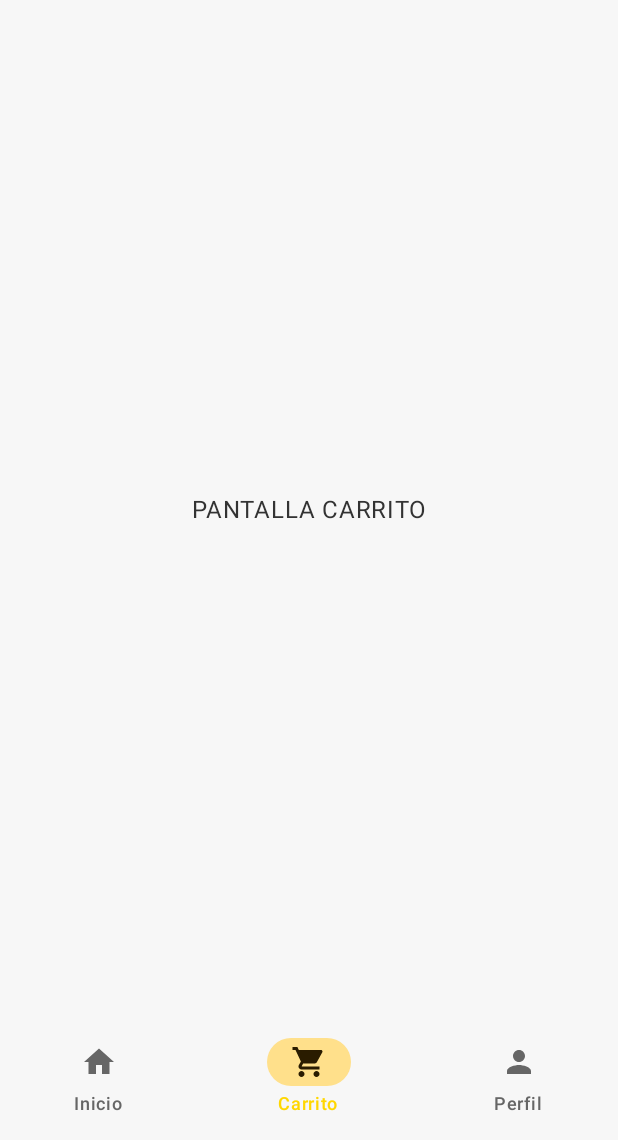
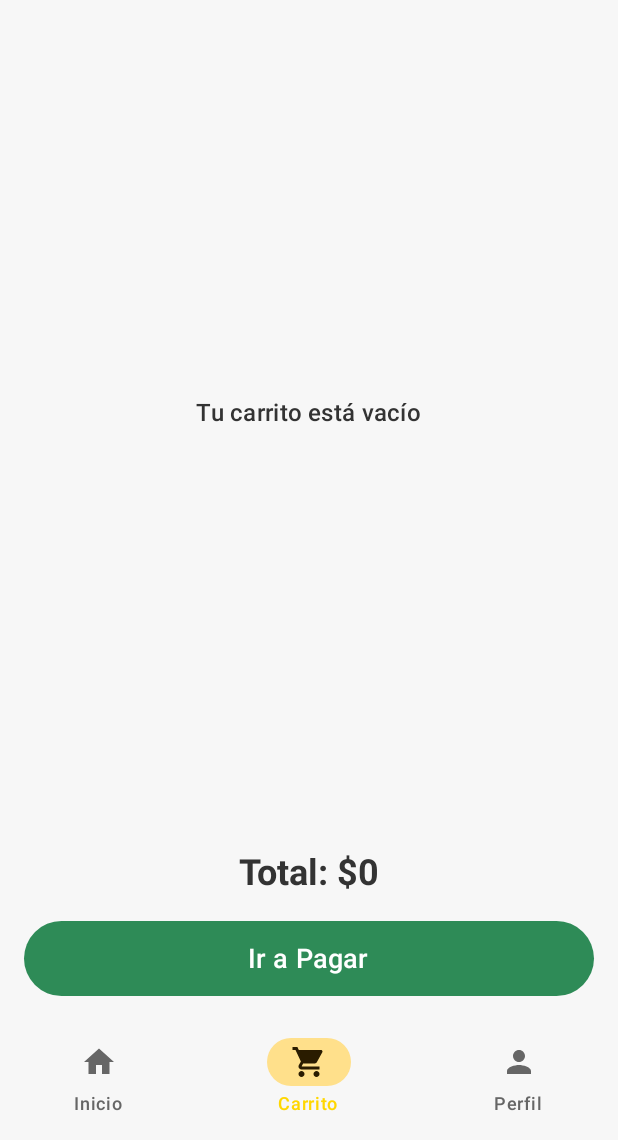
Before and after one commit to TomasG0110/AppHuertoHogar-Movil, an Android app built with Jetpack Compose: the MainScreen screen opened through its navigation route, item 2 of the bottom bar chosen, on a phone screen of 412 x 824 dp, the part 96-1236 px from its top. Run offline under Robolectric (Android 15) with nearby library versions, the phone set to English and light mode, and no system bars; our stand-ins replace Room's generated code.

Commit message:
feat: Implementar CartViewModel y mostrar items de Room en CartScreen

```diff
--- a/app/src/main/java/cl/duoc/dsy/huertohogar/uiScreen/CartScreen.kt
+++ b/app/src/main/java/cl/duoc/dsy/huertohogar/uiScreen/CartScreen.kt
@@ -1,19 +1,134 @@
 package cl.duoc.dsy.huertohogar.uiScreen
 
+import androidx.compose.foundation.Image
+import androidx.compose.foundation.layout.Arrangement
 import androidx.compose.foundation.layout.Box
+import androidx.compose.foundation.layout.Column
+import androidx.compose.foundation.layout.PaddingValues
+import androidx.compose.foundation.layout.Row
+import androidx.compose.foundation.layout.Spacer
 import androidx.compose.foundation.layout.fillMaxSize
+import androidx.compose.foundation.layout.fillMaxWidth
+import androidx.compose.foundation.layout.height
+import androidx.compose.foundation.layout.padding
+import androidx.compose.foundation.layout.size
+import androidx.compose.foundation.layout.width
+import androidx.compose.foundation.lazy.LazyColumn
+import androidx.compose.foundation.lazy.items
+import androidx.compose.material.icons.Icons
+import androidx.compose.material.icons.filled.Delete
+import androidx.compose.material3.Button
+import androidx.compose.material3.Card
+import androidx.compose.material3.CardDefaults
+import androidx.compose.material3.CircularProgressIndicator
+import androidx.compose.material3.Icon
+import androidx.compose.material3.IconButton
+import androidx.compose.material3.MaterialTheme
 import androidx.compose.material3.Text
 import androidx.compose.runtime.Composable
+import androidx.compose.runtime.collectAsState
+import androidx.compose.runtime.getValue
 import androidx.compose.ui.Alignment
 import androidx.compose.ui.Modifier
+import androidx.compose.ui.layout.ContentScale
+import androidx.compose.ui.res.painterResource
+import androidx.compose.ui.text.font.FontWeight
+import androidx.compose.ui.unit.dp
+import androidx.compose.ui.unit.sp
+import androidx.lifecycle.viewmodel.compose.viewModel
+import cl.duoc.dsy.huertohogar.model.CartItem
+import cl.duoc.dsy.huertohogar.viewmodel.CartViewModel
+import java.text.NumberFormat
+import java.util.Locale
 
 @Composable
-fun CartScreen() {
-    Box(
-        modifier = Modifier.fillMaxSize(),
-        contentAlignment = Alignment.Center
-    ) {
-        // TODO: Implementar persistencia de carrito (Room) (IE 2.3.1)
-        Text(text = "PANTALLA CARRITO")
+fun CartScreen(
+    viewModel: CartViewModel = viewModel() // 1. Inyectar ViewModel
+) {
+    val state by viewModel.state.collectAsState()
+    val currentState = state
+
+    // Función para formatear el precio como moneda
+    val format = NumberFormat.getCurrencyInstance(Locale("es", "CL"))
+    format.maximumFractionDigits = 0
+
+    Column(modifier = Modifier.fillMaxSize()) {
+        if (currentState.items.isEmpty()) {
+            // --- Carrito Vacío ---
+            Box(
+                modifier = Modifier.weight(1f).fillMaxWidth(),
+                contentAlignment = Alignment.Center
+            ) {
+                Text(text = "Tu carrito está vacío", style = MaterialTheme.typography.titleMedium)
+            }
+        } else {
+            // --- Lista de Ítems ---
+            LazyColumn(
+                modifier = Modifier.weight(1f),
+                contentPadding = PaddingValues(16.dp),
+                verticalArrangement = Arrangement.spacedBy(16.dp)
+            ) {
+                items(currentState.items) { item ->
+                    CartItemView(item = item, format = format)
+                }
+            }
+        }
+
+        // --- Total y Botón de Pago ---
+        Column(
+            modifier = Modifier
+                .fillMaxWidth()
+                .padding(16.dp),
+            horizontalAlignment = Alignment.CenterHorizontally
+        ) {
+            Text(
+                text = "Total: ${format.format(currentState.totalPrice)}",
+                style = MaterialTheme.typography.headlineSmall,
+                fontWeight = FontWeight.Bold
+            )
+            Spacer(modifier = Modifier.height(16.dp))
+            Button(
+                onClick = { /* TODO: Implementar checkout */ },
+                modifier = Modifier
+                    .fillMaxWidth()
+                    .height(50.dp)
+            ) {
+                Text("Ir a Pagar", fontSize = 18.sp)
+            }
+        }
     }
 }
+
+@Composable
+fun CartItemView(item: CartItem, format: NumberFormat) {
+    Card(
+        modifier = Modifier.fillMaxWidth(),
+        elevation = CardDefaults.cardElevation(defaultElevation = 2.dp)
+    ) {
+        Row(
+            modifier = Modifier.padding(8.dp),
+            verticalAlignment = Alignment.CenterVertically
+        ) {
+            Image(
+                painter = painterResource(id = item.imagenResId),
+                contentDescription = item.nombre,
+                modifier = Modifier
+                    .size(80.dp)
+                    .padding(end = 8.dp),
+                contentScale = ContentScale.Crop
+            )
+            Column(modifier = Modifier.weight(1f)) {
+                Text(item.nombre, style = MaterialTheme.typography.titleMedium, fontWeight = FontWeight.Bold)
+                Text("Cantidad: ${item.quantity}", style = MaterialTheme.typography.bodyMedium)
+                Text(
+                    text = format.format(item.precioPorKilo * item.quantity),
+                    style = MaterialTheme.typography.bodyLarge,
+                    fontWeight = FontWeight.SemiBold
+                )
+            }
+            IconButton(onClick = { /* TODO: Implementar 'remover' en ViewModel */ }) {
+                Icon(Icons.Default.Delete, contentDescription = "Eliminar", tint = MaterialTheme.colorScheme.error)
+            }
+        }
+    }
+}
--- a/app/src/main/java/cl/duoc/dsy/huertohogar/uiScreen/HomeScreen.kt
+++ b/app/src/main/java/cl/duoc/dsy/huertohogar/uiScreen/HomeScreen.kt
@@ -60,7 +60,9 @@ fun HomeScreen(
                 verticalArrangement = Arrangement.spacedBy(16.dp)
             ) {
                 items(currentState.productos) { producto ->
-                    ProductoItem(producto = producto)
+                    ProductoItem(producto = producto,
+                        onAddToCart = { viewModel.onAddToCartClicked(producto) }
+                    )
                 }
             }
         }
@@ -68,7 +70,8 @@ fun HomeScreen(
 }
 
 @Composable
-fun ProductoItem(producto: Producto) {
+fun ProductoItem(producto: Producto, onAddToCart: () -> Unit ) {
+
     // Función para formatear el precio como moneda
     val format = NumberFormat.getCurrencyInstance(Locale("es", "CL"))
     format.maximumFractionDigits = 0
@@ -115,7 +118,7 @@ fun ProductoItem(producto: Producto) {
 
                     // IE 2.2.2: Animación (implícita en el botón)
                     Button(onClick = {
-                        // TODO: Implementar lógica de "Agregar al Carrito" (Room)
+                        onAddToCart()
                     }) {
                         Icon(
                             Icons.Default.AddShoppingCart,
--- /dev/null
+++ b/app/src/main/java/cl/duoc/dsy/huertohogar/viewmodel/CarritoState.kt
@@ -0,0 +1,8 @@
+package cl.duoc.dsy.huertohogar.viewmodel
+
+import cl.duoc.dsy.huertohogar.model.CartItem
+
+data class CartState(
+    val items: List<CartItem> = emptyList(),
+    val totalPrice: Double = 0.0
+)
--- /dev/null
+++ b/app/src/main/java/cl/duoc/dsy/huertohogar/viewmodel/CarritoViewModel.kt
@@ -0,0 +1,49 @@
+package cl.duoc.dsy.huertohogar.viewmodel
+
+import android.app.Application
+import androidx.lifecycle.AndroidViewModel
+import androidx.lifecycle.viewModelScope
+import cl.duoc.dsy.huertohogar.db.AppDatabase
+import cl.duoc.dsy.huertohogar.model.CartItem
+import cl.duoc.dsy.huertohogar.repository.CaritoRepository
+import kotlinx.coroutines.flow.MutableStateFlow
+import kotlinx.coroutines.flow.StateFlow
+import kotlinx.coroutines.flow.asStateFlow
+import kotlinx.coroutines.flow.collectLatest
+import kotlinx.coroutines.flow.update
+import kotlinx.coroutines.launch
+
+class CartViewModel(application: Application) : AndroidViewModel(application) {
+
+    private val cartRepository: CaritoRepository
+
+    private val _state = MutableStateFlow(CartState())
+    val state: StateFlow<CartState> = _state.asStateFlow()
+
+    init {
+        // Inicializar DAO y Repository
+        val cartDao = AppDatabase.getDatabase(application).cartDao()
+        cartRepository = CaritoRepository(cartDao)
+
+        // Empezar a escuchar la base de datos
+        observeCartItems()
+    }
+
+    // IE 2.3.1: Escuchar cambios de Room en tiempo real
+    private fun observeCartItems() {
+        viewModelScope.launch {
+            // 'collectLatest' se ejecutará cada vez que la DB cambie
+            cartRepository.getAllCartItems().collectLatest { items ->
+                // Calcular el precio total
+                val total = items.sumOf { it.precioPorKilo * it.quantity }
+
+                // Actualizar el estado de la UI
+                _state.update {
+                    it.copy(items = items, totalPrice = total)
+                }
+            }
+        }
+    }
+
+    // TODO: Implementar lógica para remover, aumentar o disminuir cantidad
+}
--- a/app/src/main/java/cl/duoc/dsy/huertohogar/viewmodel/HomeViewModel.kt
+++ b/app/src/main/java/cl/duoc/dsy/huertohogar/viewmodel/HomeViewModel.kt
@@ -1,7 +1,12 @@
 package cl.duoc.dsy.huertohogar.viewmodel
 
-import androidx.lifecycle.ViewModel
+// 1. Importar lo necesario
+import android.app.Application
+import androidx.lifecycle.AndroidViewModel
 import androidx.lifecycle.viewModelScope
+import cl.duoc.dsy.huertohogar.db.AppDatabase
+import cl.duoc.dsy.huertohogar.model.Producto
+import cl.duoc.dsy.huertohogar.repository.CaritoRepository
 import cl.duoc.dsy.huertohogar.repository.ProductoRepository
 import kotlinx.coroutines.flow.MutableStateFlow
 import kotlinx.coroutines.flow.StateFlow
@@ -9,32 +14,41 @@ import kotlinx.coroutines.flow.asStateFlow
 import kotlinx.coroutines.flow.update
 import kotlinx.coroutines.launch
 
+// 2. Cambiar 'ViewModel' por 'AndroidViewModel(application)'
+class HomeViewModel(application: Application) : AndroidViewModel(application) {
 
-class HomeViewModel : ViewModel() {
+    // Repositorio de Productos (simulado)
+    private val productoRepository = ProductoRepository()
 
-    // 1. Instancia del Repositorio
-    private val repository = ProductoRepository()
+    // Repositorio de Carrito (conectado a Room)
+    private val carritoRepository: CaritoRepository
 
     private val _state = MutableStateFlow(HomeState())
     val state: StateFlow<HomeState> = _state.asStateFlow()
 
-    // 3. El bloque init se ejecuta cuando el ViewModel es creado
     init {
+        // 3. Inicializar el DAO y el Repositorio del Carrito
+        val cartDao = AppDatabase.getDatabase(application).cartDao()
+        carritoRepository = CaritoRepository(cartDao)
+
         loadProductos()
     }
 
-    // 2. Lógica para cargar productos
     private fun loadProductos() {
         viewModelScope.launch {
             _state.update { it.copy(isLoading = true) }
-
-            // TODO: Agregar delay(1000) si queremos simular carga de red
-
-            val productos = repository.getProductos()
-
+            val productos = productoRepository.getProductos()
             _state.update {
                 it.copy(isLoading = false, productos = productos)
             }
         }
     }
+
+    // 4. Nueva función paraAñadir al Carrito (IE 2.3.1)
+    fun onAddToCartClicked(producto: Producto) {
+        viewModelScope.launch {
+            carritoRepository.addProductoToCart(producto)
+            // TODO: Mostrar un Snackbar o feedback visual (IE 2.2.2)
+        }
+    }
 }
```
Also changed, not shown: app/src/main/java/cl/duoc/dsy/huertohogar/repository/CarritoRepository.kt (added, +39 -0 lines).
